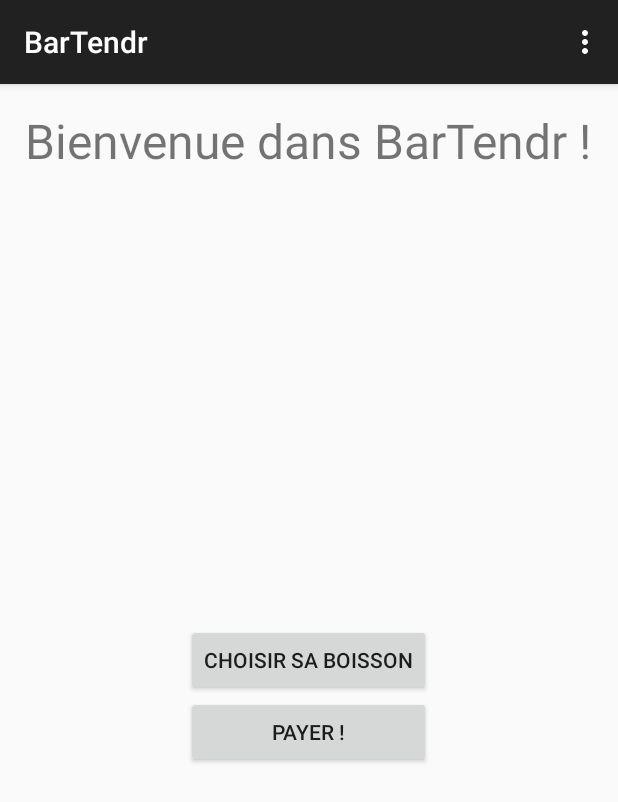
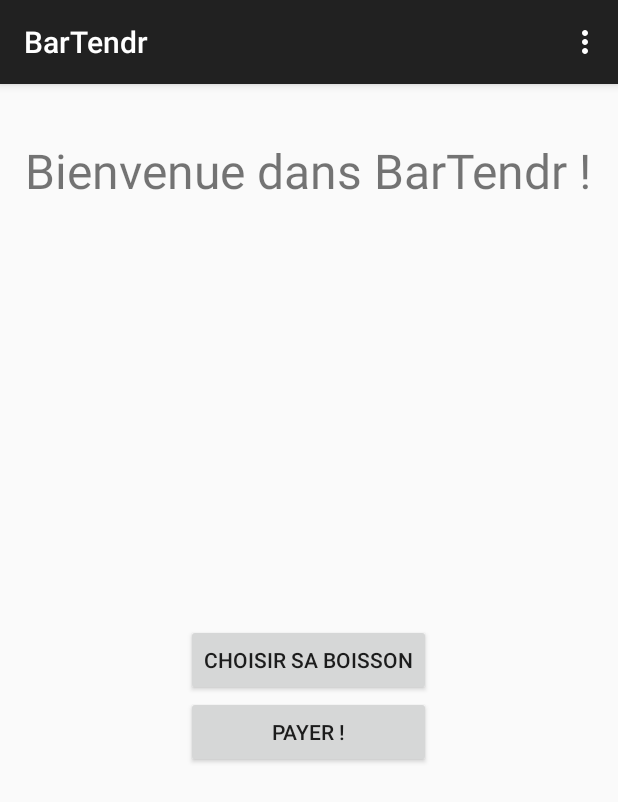
Before and after one commit to vmarquet/bartendr-client-android, an Android app: the screen it shows after launch (MainActivity), on a phone screen of 412 x 824 dp. Shown: the top 802 px of the screen. Run offline under Robolectric (Android 15) with nearby library versions, the phone set to English and light mode, and no system bars.

Commit message:
display improvements in various activities

```diff
--- a/app/src/main/res/layout/activity_main.xml
+++ b/app/src/main/res/layout/activity_main.xml
@@ -15,7 +15,8 @@
         android:layout_centerHorizontal="true"
         android:gravity="center"
         android:text="@string/hello_world"
-        android:textSize="32sp" />
+        android:textSize="32sp"
+        android:layout_marginTop="20dp" />
 
     <Button
         android:id="@+id/order_button"
@@ -31,9 +32,13 @@
         android:layout_width="wrap_content"
         android:layout_height="wrap_content"
         android:layout_alignLeft="@+id/order_button"
+        android:layout_alignStart="@+id/order_button"
         android:layout_alignRight="@+id/order_button"
+        android:layout_alignEnd="@+id/order_button"
         android:layout_below="@+id/order_button"
         android:text="@string/pay_button"
         android:onClick="pay" />
+    <!-- Nota bene: alignLeft and alignRight are the older equivalents of alignStart and alignEnd -->
+    <!-- they are left here only for compatibility with older devices -->
 
 </RelativeLayout>
```
Also changed, not shown: app/src/main/res/layout/activity_category.xml (+9 -3 lines), app/src/main/res/layout/activity_menu.xml (+9 -3 lines).
